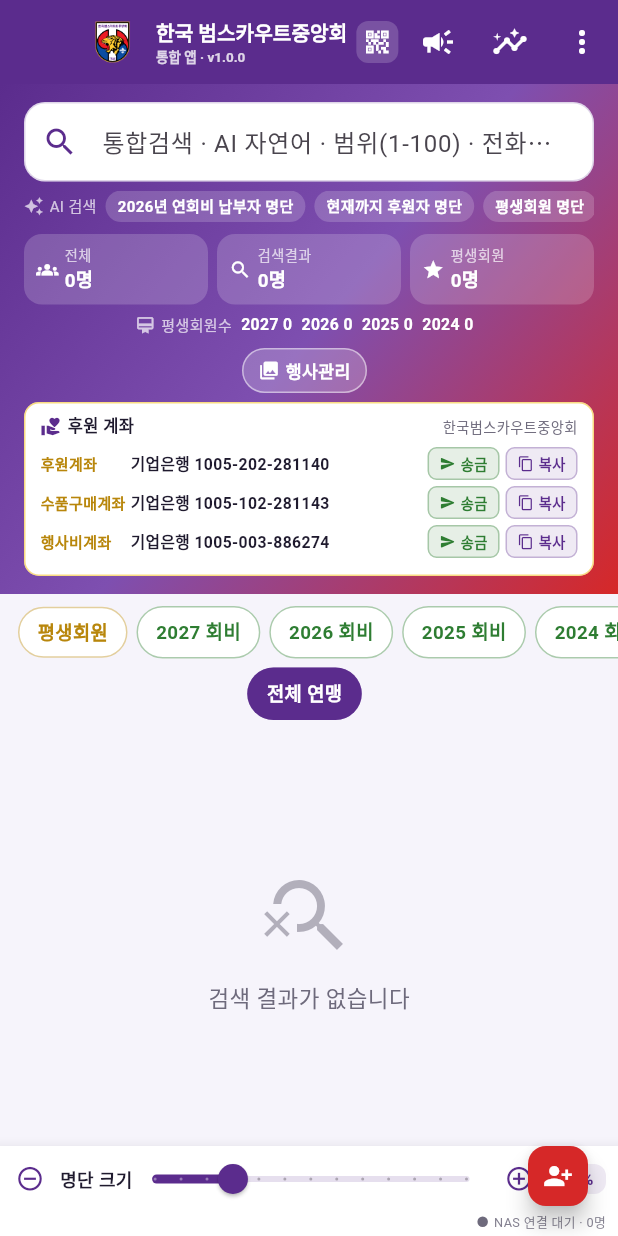
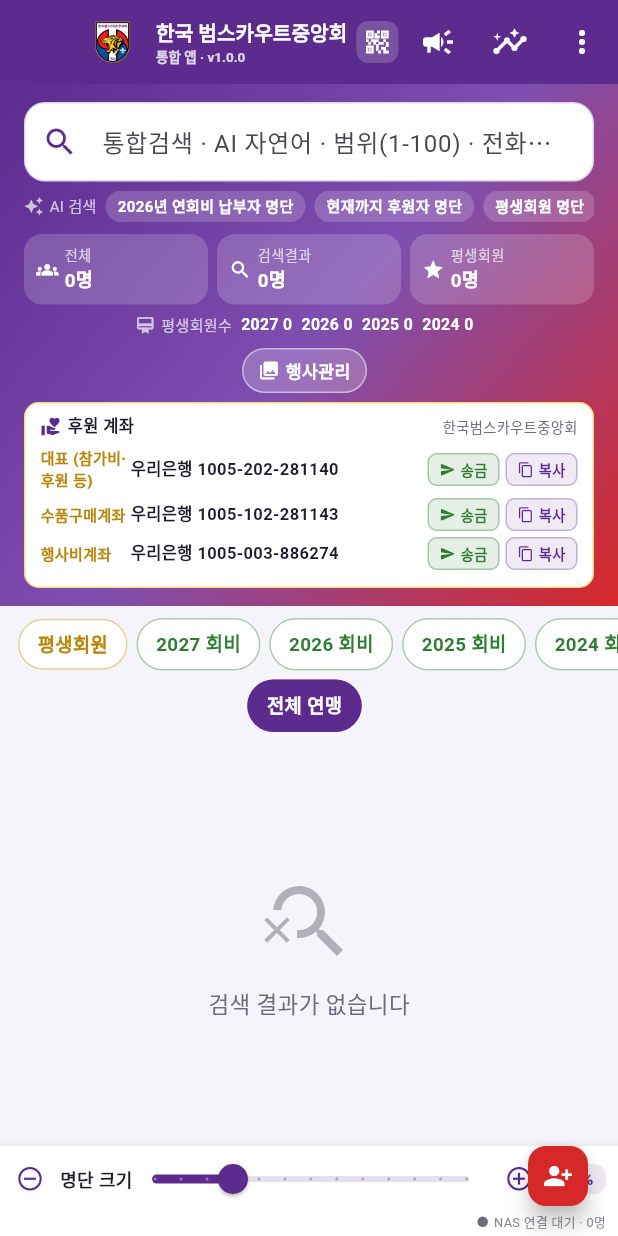
Before and after one commit to june7486/TSAK.KR_Data, a Flutter app: the HomeScreen screen opened directly, on a phone screen of 412 x 824 dp. Run offline on Flutter 3.47's test engine with Material 3 defaults, Android fonts, the phone set to English and light mode, and no system bars; our stand-ins replace file_picker, hive_flutter, image_picker, pdf, printing, qr_flutter and 4 more; missing offline and left inert: dart:js_interop, excel, file_saver, mobile_scanner; accounts and stored records are empty; network calls fail.

Commit message:
계좌: 우리은행 대표(참가비·후원 등) + 모든 회원 송금버튼 노출(개인 3계좌)

```diff
--- a/lib/services/app_state.dart
+++ b/lib/services/app_state.dart
@@ -290,9 +290,9 @@ class AppState extends ChangeNotifier {
       return raw.map((e) => (e as Map).cast<String, dynamic>()).toList();
     }
     return const [
-      {'label': '후원계좌', 'bank': '기업은행', 'account': '1005-202-281140'},
-      {'label': '수품구매계좌', 'bank': '기업은행', 'account': '1005-102-281143'},
-      {'label': '행사비계좌', 'bank': '기업은행', 'account': '1005-003-886274'},
+      {'label': '대표 (참가비·후원 등)', 'bank': '우리은행', 'account': '1005-202-281140'},
+      {'label': '수품구매계좌', 'bank': '우리은행', 'account': '1005-102-281143'},
+      {'label': '행사비계좌', 'bank': '우리은행', 'account': '1005-003-886274'},
     ];
   }
 
```
Also changed, not shown: lib/screens/home_screen.dart (+54 -16 lines).
